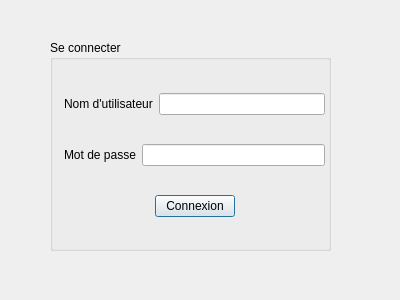
sbourbousse/GestionProduits, file dialogauth.ui: the form before one commit.
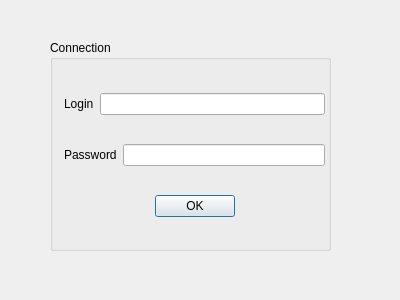
The form after the commit.

Patch:
```diff
--- a/dialogauth.ui
+++ b/dialogauth.ui
@@ -23,7 +23,7 @@
     </rect>
    </property>
    <property name="title">
-    <string>Se connecter</string>
+    <string>Connection</string>
    </property>
    <widget class="QWidget" name="layoutWidget">
     <property name="geometry">
@@ -40,7 +40,7 @@
        <item>
         <widget class="QLabel" name="labelNomUtilisateur">
          <property name="text">
-          <string>Nom d'utilisateur</string>
+          <string>Login</string>
          </property>
         </widget>
        </item>
@@ -54,7 +54,7 @@
        <item>
         <widget class="QLabel" name="labelMotDePasse">
          <property name="text">
-          <string>Mot de passe</string>
+          <string>Password</string>
          </property>
         </widget>
        </item>
@@ -85,7 +85,7 @@
        <item>
         <widget class="QPushButton" name="pushButtonConnexion">
          <property name="text">
-          <string>Connexion</string>
+          <string>OK</string>
          </property>
         </widget>
        </item>
```
Left out of the diff: 2 changed lines with no effect on the pictures.
